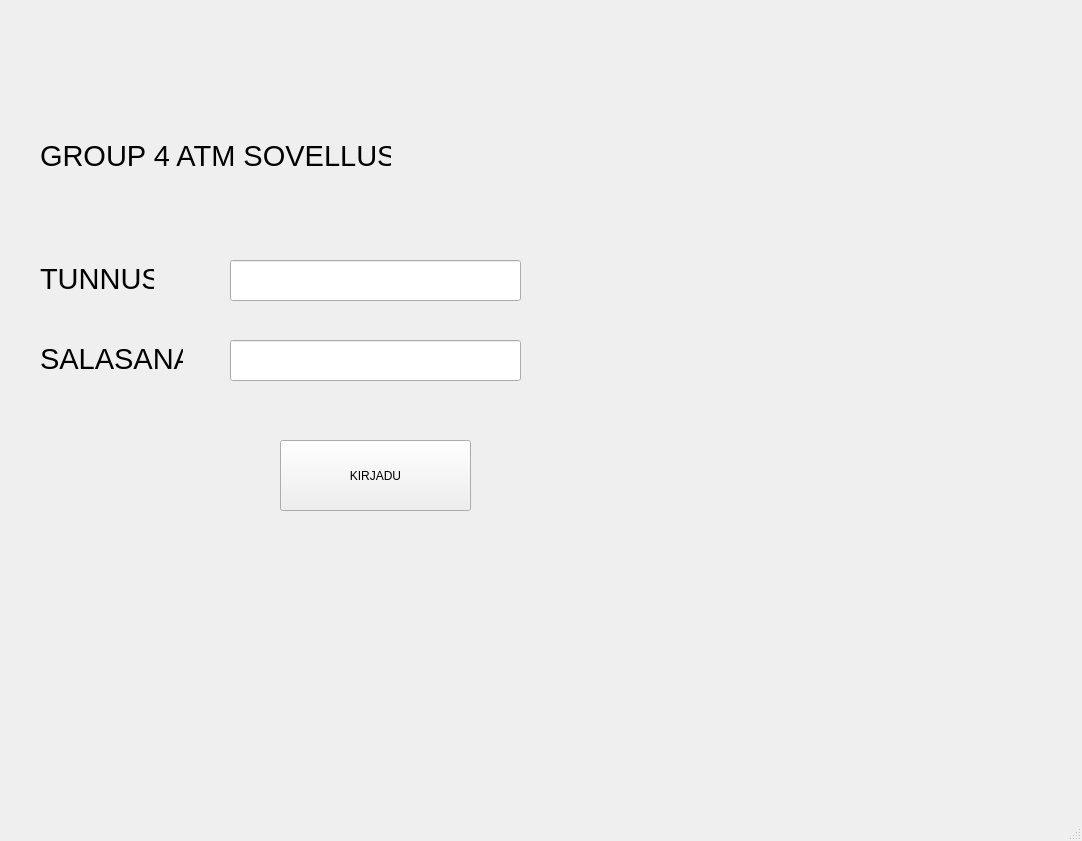
This is frontend/mainwindow.ui in Jani-OAMK/ATM-group-project as Qt 5 draws it before an edit. The edited form follows.
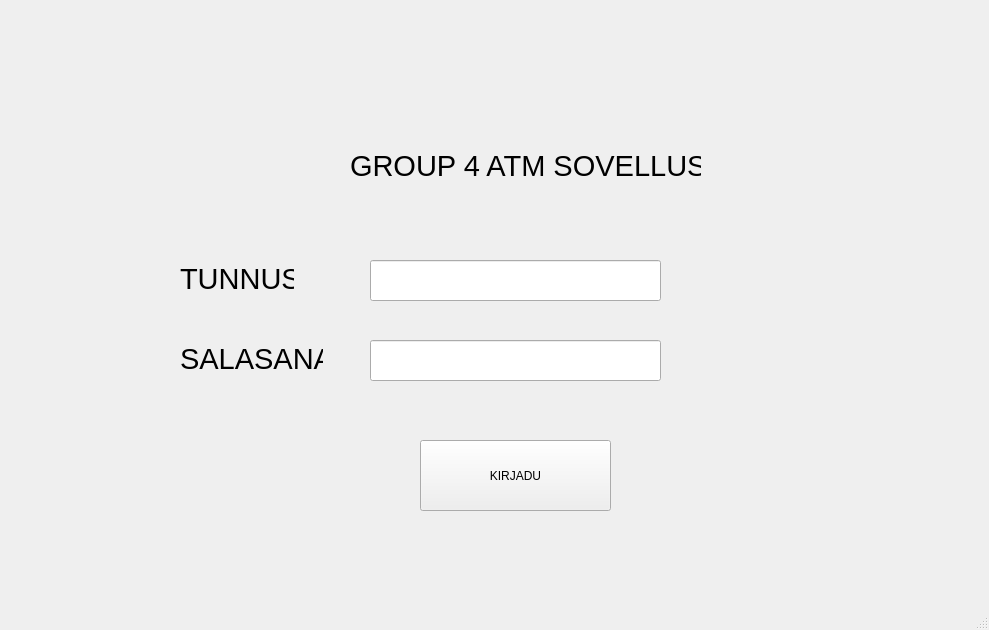
This is the edited form.

Commit message: Login ui kirjautuminen toimii ja avaa korttivalintawindowin

Diff of the .ui file:
```diff
--- a/frontend/mainwindow.ui
+++ b/frontend/mainwindow.ui
@@ -6,8 +6,8 @@
    <rect>
     <x>0</x>
     <y>0</y>
-    <width>1082</width>
-    <height>841</height>
+    <width>989</width>
+    <height>630</height>
    </rect>
   </property>
   <property name="windowTitle">
@@ -17,7 +17,7 @@
    <widget class="QLabel" name="labelSalasana">
     <property name="geometry">
      <rect>
-      <x>40</x>
+      <x>180</x>
       <y>340</y>
       <width>143</width>
       <height>38</height>
@@ -35,7 +35,7 @@
    <widget class="QLineEdit" name="textUsername">
     <property name="geometry">
      <rect>
-      <x>230</x>
+      <x>370</x>
       <y>260</y>
       <width>291</width>
       <height>41</height>
@@ -45,7 +45,7 @@
    <widget class="QLineEdit" name="textUserpassword">
     <property name="geometry">
      <rect>
-      <x>230</x>
+      <x>370</x>
       <y>340</y>
       <width>291</width>
       <height>41</height>
@@ -55,7 +55,7 @@
    <widget class="QPushButton" name="BtnLogin">
     <property name="geometry">
      <rect>
-      <x>280</x>
+      <x>420</x>
       <y>440</y>
       <width>191</width>
       <height>71</height>
@@ -68,8 +68,8 @@
    <widget class="QLabel" name="label_3">
     <property name="geometry">
      <rect>
-      <x>40</x>
-      <y>130</y>
+      <x>350</x>
+      <y>140</y>
       <width>351</width>
       <height>51</height>
      </rect>
@@ -86,7 +86,7 @@
    <widget class="QLabel" name="labelTunnus">
     <property name="geometry">
      <rect>
-      <x>40</x>
+      <x>180</x>
       <y>260</y>
       <width>114</width>
       <height>38</height>
```
Left out of the diff: 2 changed lines with no effect on the pictures. The commit also changes 3 other files.
